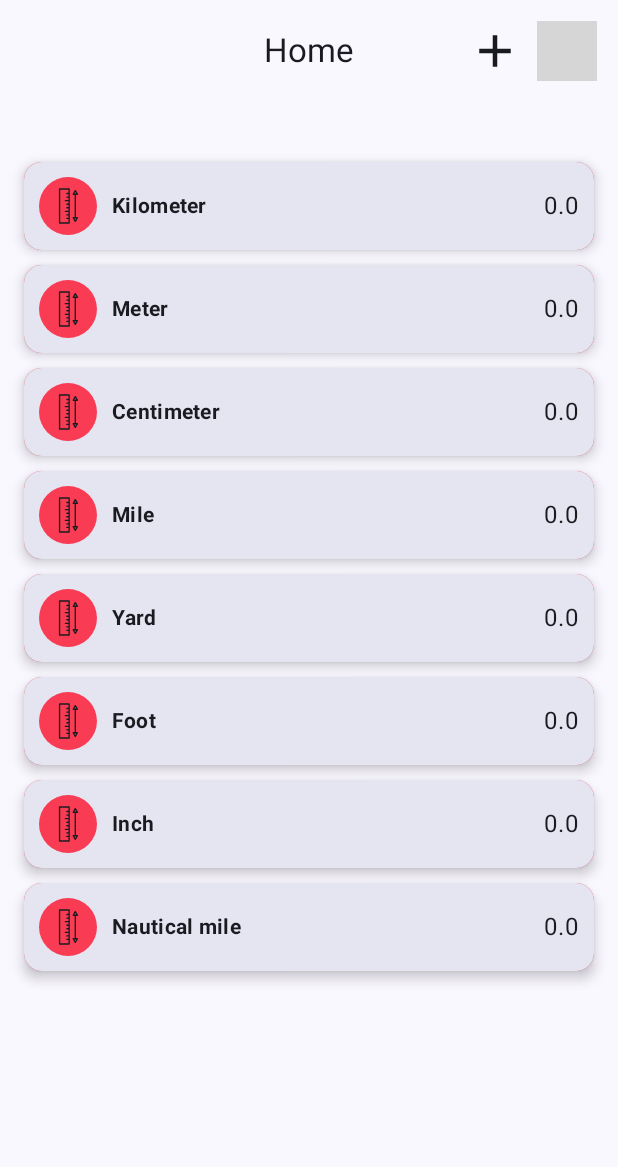
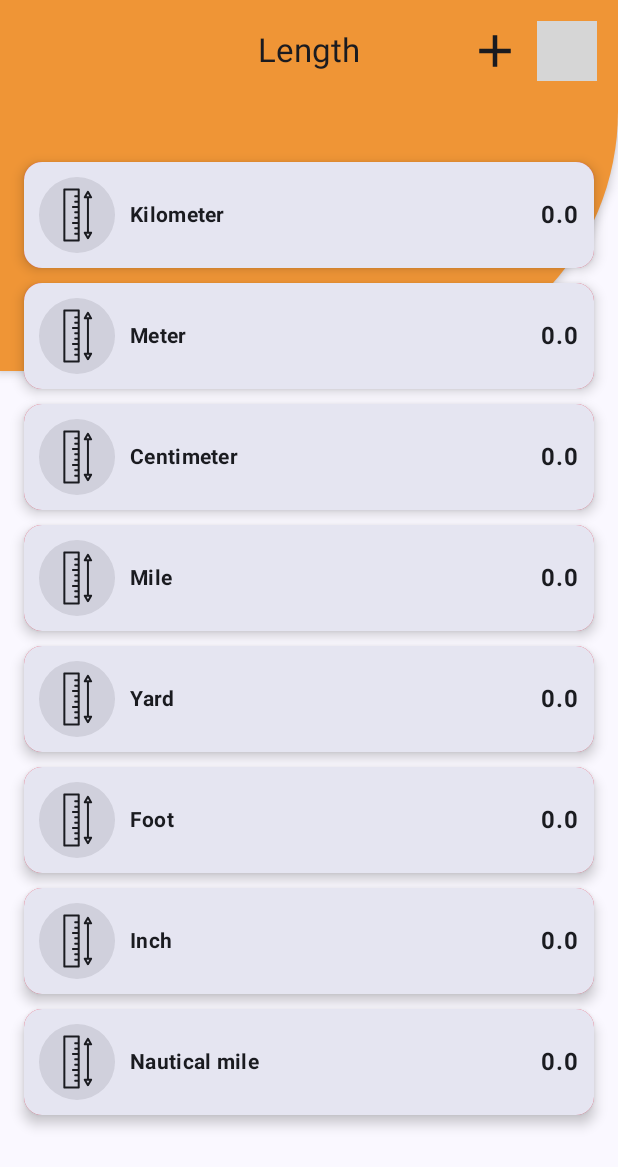
Before and after one commit to fernando-rauber/MeasureMe, an Android app built with Jetpack Compose: the screen it shows after launch (MainActivity), after a tap on "0.0", on a phone screen of 412 x 824 dp. Shown: the top 1167 px of the screen. Run offline under Robolectric (Android 15) with nearby library versions, the phone set to English and light mode, and no system bars; our stand-ins replace Room's generated code; grey boxes are pictures that could not be loaded.

Commit message:
Background Style

```diff
--- a/app/src/main/java/uk/fernando/measure/activity/MainActivity.kt
+++ b/app/src/main/java/uk/fernando/measure/activity/MainActivity.kt
@@ -5,16 +5,15 @@ import androidx.activity.ComponentActivity
 import androidx.activity.compose.setContent
 import androidx.compose.animation.ExperimentalAnimationApi
 import androidx.compose.foundation.layout.Box
+import androidx.compose.foundation.layout.Column
 import androidx.compose.foundation.layout.padding
 import androidx.compose.material3.ExperimentalMaterial3Api
 import androidx.compose.material3.MaterialTheme
 import androidx.compose.material3.Scaffold
-import androidx.compose.material3.Text
-import androidx.compose.runtime.Composable
 import androidx.compose.ui.Modifier
-import androidx.compose.ui.tooling.preview.Preview
 import androidx.navigation.compose.NavHost
 import androidx.navigation.compose.rememberNavController
+import uk.fernando.measure.component.MyBackground
 import uk.fernando.measure.navigation.Directions
 import uk.fernando.measure.navigation.buildGraph
 import uk.fernando.measure.theme.MeasureMeTheme
@@ -33,12 +32,14 @@ class MainActivity : ComponentActivity() {
                     containerColor = MaterialTheme.colorScheme.background
                 ) { padding ->
 
-                    Box(modifier = Modifier.padding(padding)) {
-                        NavHost(
-                            navController = controller,
-                            startDestination = Directions.splash.name
-                        ) {
-                            buildGraph(controller)
+                    MyBackground {
+                        Column(modifier = Modifier.padding(padding)) {
+                            NavHost(
+                                navController = controller,
+                                startDestination = Directions.splash.name
+                            ) {
+                                buildGraph(controller)
+                            }
                         }
                     }
                 }
--- /dev/null
+++ b/app/src/main/java/uk/fernando/measure/component/MyBackground.kt
@@ -0,0 +1,29 @@
+package uk.fernando.measure.component
+
+import androidx.compose.foundation.layout.Box
+import androidx.compose.foundation.layout.fillMaxHeight
+import androidx.compose.foundation.layout.fillMaxWidth
+import androidx.compose.foundation.shape.RoundedCornerShape
+import androidx.compose.material3.MaterialTheme
+import androidx.compose.material3.Surface
+import androidx.compose.runtime.Composable
+import androidx.compose.ui.Modifier
+import androidx.compose.ui.unit.dp
+import uk.fernando.measure.theme.orange
+
+@Composable
+fun MyBackground(content: @Composable () -> Unit) {
+    Box {
+        Surface(
+            modifier = Modifier
+                .fillMaxWidth()
+                .fillMaxHeight(0.3f),
+            shadowElevation = 4.dp,
+            shape = RoundedCornerShape(bottomEndPercent = 70),
+            color = orange,
+            content = {}
+        )
+
+        content()
+    }
+}
--- a/app/src/main/java/uk/fernando/measure/component/unit/UnitCard.kt
+++ b/app/src/main/java/uk/fernando/measure/component/unit/UnitCard.kt
@@ -2,10 +2,7 @@ package uk.fernando.measure.component.unit
 
 import androidx.compose.foundation.background
 import androidx.compose.foundation.border
-import androidx.compose.foundation.layout.Box
-import androidx.compose.foundation.layout.Row
-import androidx.compose.foundation.layout.fillMaxWidth
-import androidx.compose.foundation.layout.padding
+import androidx.compose.foundation.layout.*
 import androidx.compose.foundation.shape.CircleShape
 import androidx.compose.foundation.text.BasicTextField
 import androidx.compose.foundation.text.KeyboardActions
@@ -25,10 +22,12 @@ import androidx.compose.ui.graphics.Color
 import androidx.compose.ui.graphics.SolidColor
 import androidx.compose.ui.platform.LocalSoftwareKeyboardController
 import androidx.compose.ui.res.painterResource
+import androidx.compose.ui.text.TextRange
 import androidx.compose.ui.text.TextStyle
 import androidx.compose.ui.text.font.FontWeight
 import androidx.compose.ui.text.input.ImeAction
 import androidx.compose.ui.text.input.KeyboardType
+import androidx.compose.ui.text.input.TextFieldValue
 import androidx.compose.ui.text.style.TextAlign
 import androidx.compose.ui.unit.dp
 import androidx.compose.ui.unit.sp
@@ -46,7 +45,7 @@ fun UnitCard(unit: LengthUnitEntity, onDone: (Double) -> Unit) {
     Surface(
         modifier = Modifier
             .padding(top = 10.dp)
-            .border(2.dp, if (canEdit) green else Color.Transparent, MaterialTheme.shapes.small)
+            .border(2.dp, if (canEdit) MaterialTheme.colorScheme.primary else Color.Transparent, MaterialTheme.shapes.small)
             .fillMaxWidth(),
         shadowElevation = 5.dp,
         tonalElevation = 5.dp,
@@ -60,8 +59,9 @@ fun UnitCard(unit: LengthUnitEntity, onDone: (Double) -> Unit) {
 
             Icon(
                 modifier = Modifier
-                    .background(red, CircleShape)
-                    .padding(7.dp),
+                    .background(MaterialTheme.colorScheme.onBackground.copy(0.1f), CircleShape)
+                    .padding(7.dp)
+                    .size(36.dp),
                 painter = painterResource(id = R.drawable.ic_ruler),
                 contentDescription = null
             )
@@ -79,7 +79,8 @@ fun UnitCard(unit: LengthUnitEntity, onDone: (Double) -> Unit) {
             MyAnimation(!canEdit) {
                 Text(
                     modifier = Modifier.noRippleClickable { canEdit = true },
-                    text = "${unit.amount}"
+                    text = "${unit.amount}",
+                    fontWeight = FontWeight.Bold
                 )
             }
 
@@ -105,7 +106,14 @@ private fun MyTextField(
     onDone: (Double) -> Unit,
     lostFocus: () -> Unit
 ) {
-    var textField by remember { mutableStateOf(value) }
+    var textField by remember {
+        mutableStateOf(
+            TextFieldValue(
+                text = value,
+                selection = TextRange(value.length )
+            )
+        )
+    }
     val keyboardController = LocalSoftwareKeyboardController.current
     val focusRequester = remember { FocusRequester() }
     var isFocusActive = false
@@ -130,8 +138,8 @@ private fun MyTextField(
         ),
         keyboardActions = KeyboardActions(
             onDone = {
-                if (textField.isNotEmpty()) {
-                    onDone(textField.toDouble())
+                if (textField.text.isNotEmpty()) {
+                    onDone(textField.text.toDouble())
                     keyboardController?.hide()
                 }
             }
--- a/app/src/main/java/uk/fernando/measure/page/HomePage.kt
+++ b/app/src/main/java/uk/fernando/measure/page/HomePage.kt
@@ -50,7 +50,7 @@ fun HomePage(
 
 @Composable
 private fun NavigationBar(navController: NavController) {
-    NavigationBarTop(title = R.string.home_title,
+    NavigationBarTop(title = R.string.length_title,
         rightIcon = {
             Row {
                 // add more measures units
--- a/app/src/main/java/uk/fernando/measure/theme/Color.kt
+++ b/app/src/main/java/uk/fernando/measure/theme/Color.kt
@@ -1,14 +1,6 @@
 package uk.fernando.measure.theme
 
 import androidx.compose.ui.graphics.Color
-
-val Purple80 = Color(0xFFD0BCFF)
-val PurpleGrey80 = Color(0xFFCCC2DC)
-val Pink80 = Color(0xFFEFB8C8)
-
-val Purple40 = Color(0xFF6650a4)
-val PurpleGrey40 = Color(0xFF625b71)
-val Pink40 = Color(0xFF7D5260)
 
 val greySuperLight = Color(0xFFEAEAEA)
 val greyLight = Color(0xFFD7D7D7)
@@ -21,3 +13,6 @@ val green = Color(0xFF5eb14f)
 val orange = Color(0xFFef9536)
 val red = Color(0xFFf93c54)
 val whiteBackGround = Color(0xFFEEEEEE)
+
+val lightDark = Color(0xFF1C2939)
+val dark = Color(0xFF141C28)
--- a/app/src/main/java/uk/fernando/measure/theme/Theme.kt
+++ b/app/src/main/java/uk/fernando/measure/theme/Theme.kt
@@ -10,21 +10,30 @@ import androidx.compose.material3.dynamicLightColorScheme
 import androidx.compose.material3.lightColorScheme
 import androidx.compose.runtime.Composable
 import androidx.compose.runtime.SideEffect
+import androidx.compose.ui.graphics.Color
 import androidx.compose.ui.graphics.toArgb
 import androidx.compose.ui.platform.LocalContext
 import androidx.compose.ui.platform.LocalView
 import androidx.core.view.ViewCompat
 
 private val DarkColorScheme = darkColorScheme(
-    primary = Purple80,
-    secondary = PurpleGrey80,
-    tertiary = Pink80
+    primary = orange,
+    background = dark,
+    surface = lightDark,
+    onBackground = Color.White,
+    onSecondary = Color.Yellow,
+    onPrimaryContainer = Color.Blue,
+    secondary = Color.Green,
+    primaryContainer = Color.White
 )
 
 private val LightColorScheme = lightColorScheme(
-    primary = Purple40,
-    secondary = PurpleGrey40,
-    tertiary = Pink40
+
+    primary = orange,
+    surface = Color.White,
+    background = whiteBackGround,
+    onBackground = Color.Black,
+    onSurfaceVariant = grey
 
     /* Other default colors to override
     background = Color(0xFFFFFBFE),
--- a/app/src/main/res/values/strings.xml
+++ b/app/src/main/res/values/strings.xml
@@ -1,5 +1,7 @@
 <resources>
     <string name="app_name">MeasureMe</string>
-    <string name="home_title">Home</string>
+
+    <string name="length_title">Length</string>
+
     <string name="remove_action">Remove</string>
 </resources>
```
